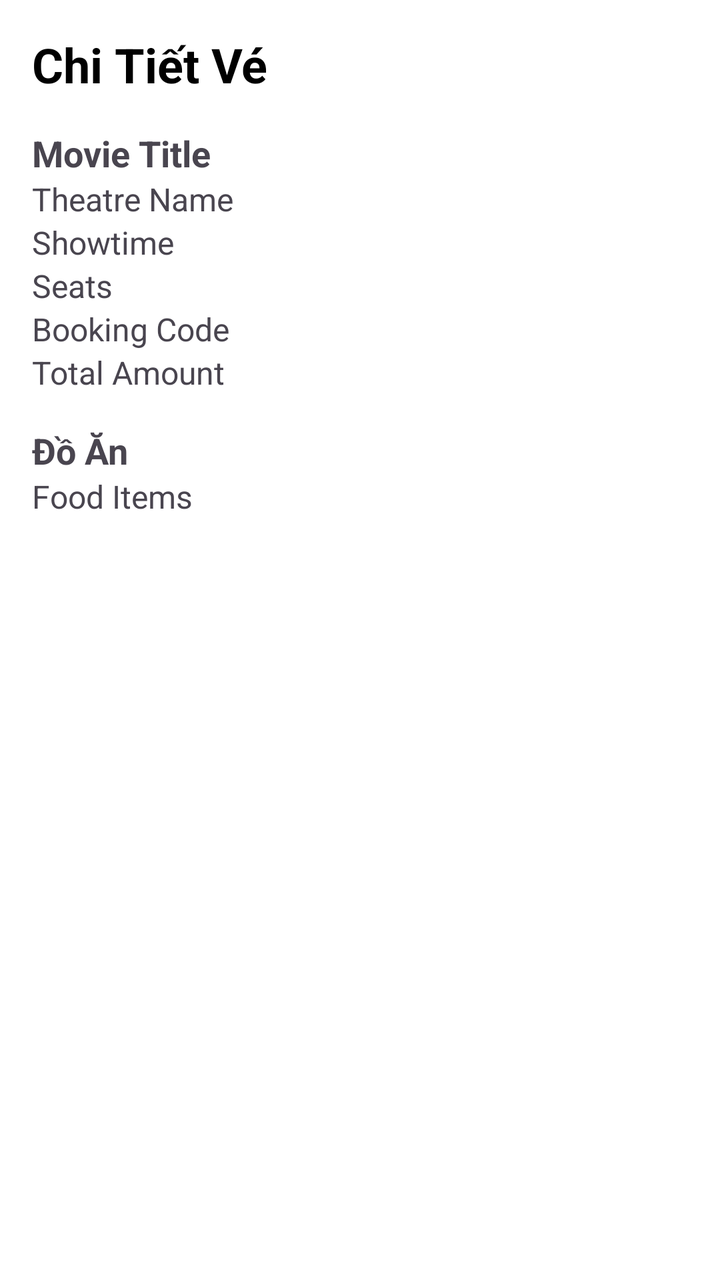
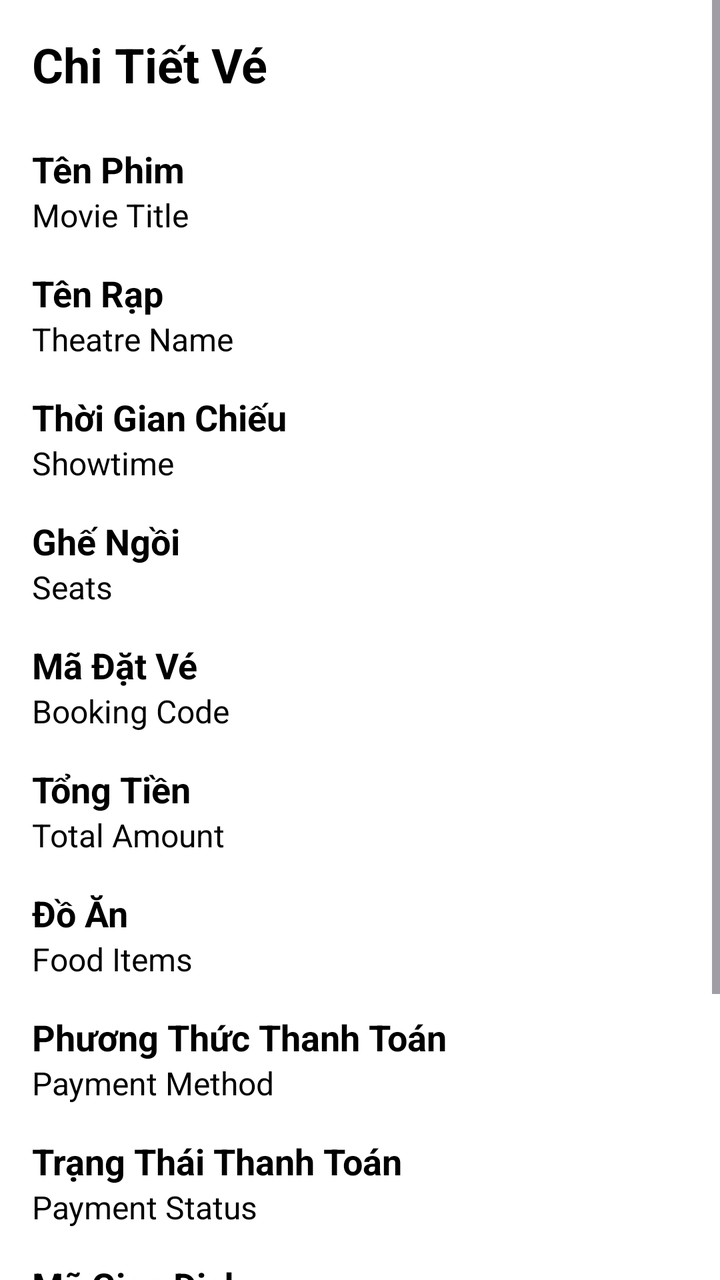

The first picture is an Android layout as it rendered before a commit; the second is the same layout after the commit. The layout source and the unified diff follow.
<!-- AndroidManifest.xml: application theme Theme.PRM392G2MovieBookingMobileApp -->
<!-- res/layout/activity_ticket_detail.xml -->
<?xml version="1.0" encoding="utf-8"?>
<ScrollView xmlns:android="http://schemas.android.com/apk/res/android"
    android:layout_width="match_parent"
    android:layout_height="match_parent"
    android:background="@android:color/white">

    <LinearLayout
        android:layout_width="match_parent"
        android:layout_height="wrap_content"
        android:orientation="vertical"
        android:padding="16dp">

        <TextView
            android:layout_width="match_parent"
            android:layout_height="wrap_content"
            android:text="Chi Tiết Vé"
            android:textSize="24sp"
            android:textStyle="bold"
            android:textColor="@android:color/black" />

        <TextView
            android:id="@+id/ticket_detail_movie_title"
            android:layout_width="match_parent"
            android:layout_height="wrap_content"
            android:text="Movie Title"
            android:textSize="18sp"
            android:textStyle="bold"
            android:layout_marginTop="16dp" />

        <TextView
            android:id="@+id/ticket_detail_theatre_name"
            android:layout_width="match_parent"
            android:layout_height="wrap_content"
            android:text="Theatre Name"
            android:textSize="16sp" />

        <TextView
            android:id="@+id/ticket_detail_showtime"
            android:layout_width="match_parent"
            android:layout_height="wrap_content"
            android:text="Showtime"
            android:textSize="16sp" />

        <TextView
            android:id="@+id/ticket_detail_seats"
            android:layout_width="match_parent"
            android:layout_height="wrap_content"
            android:text="Seats"
            android:textSize="16sp" />

        <TextView
            android:id="@+id/ticket_detail_booking_code"
            android:layout_width="match_parent"
            android:layout_height="wrap_content"
            android:text="Booking Code"
            android:textSize="16sp" />

        <TextView
            android:id="@+id/ticket_detail_total_amount"
            android:layout_width="match_parent"
            android:layout_height="wrap_content"
            android:text="Total Amount"
            android:textSize="16sp" />

        <TextView
            android:layout_width="match_parent"
            android:layout_height="wrap_content"
            android:text="Đồ Ăn"
            android:textSize="18sp"
            android:textStyle="bold"
            android:layout_marginTop="16dp" />

        <TextView
            android:id="@+id/ticket_detail_food_items"
            android:layout_width="match_parent"
            android:layout_height="wrap_content"
            android:text="Food Items"
            android:textSize="16sp" />
    </LinearLayout>
</ScrollView>
<!-- resources referenced by this layout -->
<resources>
  <style name="Theme.PRM392G2MovieBookingMobileApp" parent="Base.Theme.PRM392G2MovieBookingMobileApp" />
  <style name="Base.Theme.PRM392G2MovieBookingMobileApp" parent="Theme.Material3.DayNight.NoActionBar">
          
          
      </style>
</resources>

<!-- the commit's change to res/layout/activity_ticket_detail.xml (unified diff, before → after) -->
@@ -10,71 +10,242 @@
         android:orientation="vertical"
         android:padding="16dp">
 
+        
         <TextView
             android:layout_width="match_parent"
             android:layout_height="wrap_content"
             android:text="Chi Tiết Vé"
             android:textSize="24sp"
             android:textStyle="bold"
-            android:textColor="@android:color/black" />
+            android:textColor="@android:color/black"
+            android:layout_marginBottom="16dp" />
+
+        
+        <TextView
+            android:layout_width="match_parent"
+            android:layout_height="wrap_content"
+            android:text="Tên Phim"
+            android:textSize="18sp"
+            android:textStyle="bold"
+            android:textColor="@android:color/black"
+            android:layout_marginTop="8dp" />
 
         <TextView
             android:id="@+id/ticket_detail_movie_title"
             android:layout_width="match_parent"
             android:layout_height="wrap_content"
             android:text="Movie Title"
-            android:textSize="18sp"
-            android:textStyle="bold"
-            android:layout_marginTop="16dp" />
+            android:textSize="16sp"
+            android:textColor="@android:color/black"
+            android:layout_marginBottom="8dp" />
+
+        
+        <TextView
+            android:layout_width="match_parent"
+            android:layout_height="wrap_content"
+            android:text="Tên Rạp"
+            android:textSize="18sp"
+            android:textStyle="bold"
+            android:textColor="@android:color/black"
+            android:layout_marginTop="8dp" />
 
         <TextView
             android:id="@+id/ticket_detail_theatre_name"
             android:layout_width="match_parent"
             android:layout_height="wrap_content"
             android:text="Theatre Name"
-            android:textSize="16sp" />
+            android:textSize="16sp"
+            android:textColor="@android:color/black"
+            android:layout_marginBottom="8dp" />
+
+        
+        <TextView
+            android:layout_width="match_parent"
+            android:layout_height="wrap_content"
+            android:text="Thời Gian Chiếu"
+            android:textSize="18sp"
+            android:textStyle="bold"
+            android:textColor="@android:color/black"
+            android:layout_marginTop="8dp" />
 
         <TextView
             android:id="@+id/ticket_detail_showtime"
             android:layout_width="match_parent"
             android:layout_height="wrap_content"
             android:text="Showtime"
-            android:textSize="16sp" />
+            android:textSize="16sp"
+            android:textColor="@android:color/black"
+            android:layout_marginBottom="8dp" />
+
+        
+        <TextView
+            android:layout_width="match_parent"
+            android:layout_height="wrap_content"
+            android:text="Ghế Ngồi"
+            android:textSize="18sp"
+            android:textStyle="bold"
+            android:textColor="@android:color/black"
+            android:layout_marginTop="8dp" />
 
         <TextView
             android:id="@+id/ticket_detail_seats"
             android:layout_width="match_parent"
             android:layout_height="wrap_content"
             android:text="Seats"
-            android:textSize="16sp" />
+            android:textSize="16sp"
+            android:textColor="@android:color/black"
+            android:layout_marginBottom="8dp" />
+
+        
+        <TextView
+            android:layout_width="match_parent"
+            android:layout_height="wrap_content"
+            android:text="Mã Đặt Vé"
+            android:textSize="18sp"
+            android:textStyle="bold"
+            android:textColor="@android:color/black"
+            android:layout_marginTop="8dp" />
 
         <TextView
             android:id="@+id/ticket_detail_booking_code"
             android:layout_width="match_parent"
             android:layout_height="wrap_content"
             android:text="Booking Code"
-            android:textSize="16sp" />
+            android:textSize="16sp"
+            android:textColor="@android:color/black"
+            android:layout_marginBottom="8dp" />
+
+        
+        <TextView
+            android:layout_width="match_parent"
+            android:layout_height="wrap_content"
+            android:text="Tổng Tiền"
+            android:textSize="18sp"
+            android:textStyle="bold"
+            android:textColor="@android:color/black"
+            android:layout_marginTop="8dp" />
 
         <TextView
             android:id="@+id/ticket_detail_total_amount"
             android:layout_width="match_parent"
             android:layout_height="wrap_content"
             android:text="Total Amount"
-            android:textSize="16sp" />
-
+            android:textSize="16sp"
+            android:textColor="@android:color/black"
+            android:layout_marginBottom="8dp" />
+
+        
         <TextView
             android:layout_width="match_parent"
             android:layout_height="wrap_content"
             android:text="Đồ Ăn"
             android:textSize="18sp"
             android:textStyle="bold"
-            android:layout_marginTop="16dp" />
+            android:textColor="@android:color/black"
+            android:layout_marginTop="8dp" />
 
         <TextView
             android:id="@+id/ticket_detail_food_items"
             android:layout_width="match_parent"
             android:layout_height="wrap_content"
             android:text="Food Items"
-            android:textSize="16sp" />
+            android:textSize="16sp"
+            android:textColor="@android:color/black"
+            android:layout_marginBottom="8dp" />
+
+        
+        <TextView
+            android:layout_width="match_parent"
+            android:layout_height="wrap_content"
+            android:text="Phương Thức Thanh Toán"
+            android:textSize="18sp"
+            android:textStyle="bold"
+            android:textColor="@android:color/black"
+            android:layout_marginTop="8dp" />
+
+        <TextView
+            android:id="@+id/ticket_detail_payment_method"
+            android:layout_width="match_parent"
+            android:layout_height="wrap_content"
+            android:text="Payment Method"
+            android:textSize="16sp"
+            android:textColor="@android:color/black"
+            android:layout_marginBottom="8dp" />
+
+        
+        <TextView
+            android:layout_width="match_parent"
+            android:layout_height="wrap_content"
+            android:text="Trạng Thái Thanh Toán"
+            android:textSize="18sp"
+            android:textStyle="bold"
+            android:textColor="@android:color/black"
+            android:layout_marginTop="8dp" />
+
+        <TextView
+            android:id="@+id/ticket_detail_payment_status"
+            android:layout_width="match_parent"
+            android:layout_height="wrap_content"
+            android:text="Payment Status"
+            android:textSize="16sp"
+            android:textColor="@android:color/black"
+            android:layout_marginBottom="8dp" />
+
+        
+        <TextView
+            android:layout_width="match_parent"
+            android:layout_height="wrap_content"
+            android:text="Mã Giao Dịch"
+            android:textSize="18sp"
+            android:textStyle="bold"
+            android:textColor="@android:color/black"
+            android:layout_marginTop="8dp" />
+
+        <TextView
+            android:id="@+id/ticket_detail_transaction_id"
+            android:layout_width="match_parent"
+            android:layout_height="wrap_content"
+            android:text="Transaction ID"
+            android:textSize="16sp"
+            android:textColor="@android:color/black"
+            android:layout_marginBottom="8dp" />
+
+        
+        <TextView
+            android:layout_width="match_parent"
+            android:layout_height="wrap_content"
+            android:text="Thời Gian Giao Dịch"
+            android:textSize="18sp"
+            android:textStyle="bold"
+            android:textColor="@android:color/black"
+            android:layout_marginTop="8dp" />
+
+        <TextView
+            android:id="@+id/ticket_detail_transaction_time"
+            android:layout_width="match_parent"
+            android:layout_height="wrap_content"
+            android:text="Transaction Time"
+            android:textSize="16sp"
+            android:textColor="@android:color/black"
+            android:layout_marginBottom="8dp" />
+
+        
+        <TextView
+            android:layout_width="match_parent"
+            android:layout_height="wrap_content"
+            android:text="Trạng Thái Vé"
+            android:textSize="18sp"
+            android:textStyle="bold"
+            android:textColor="@android:color/black"
+            android:layout_marginTop="8dp" />
+
+        <TextView
+            android:id="@+id/ticket_detail_status"
+            android:layout_width="match_parent"
+            android:layout_height="wrap_content"
+            android:text="Status"
+            android:textSize="16sp"
+            android:textColor="@android:color/black"
+            android:layout_marginBottom="8dp" />
     </LinearLayout>
 </ScrollView>
